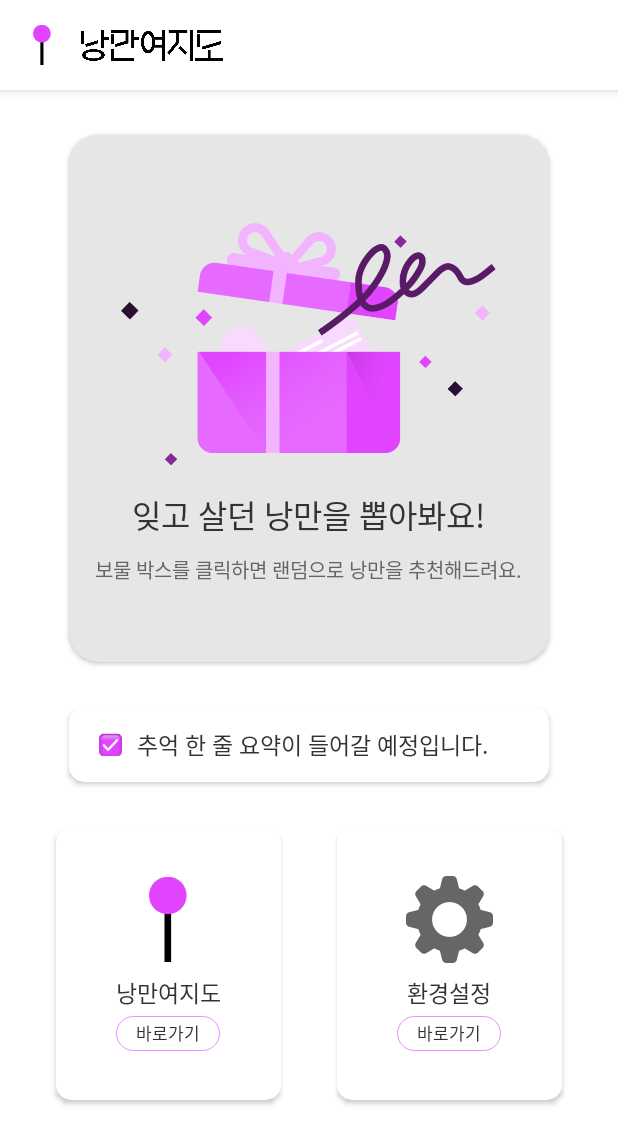
After one commit to Romantic-Yeojido/frontend, an Android app: the layout fragment_home.xml on its own in the app's theme, with its tools: preview values and no code run, on a phone screen of 412 x 824 dp. The commit adds this screen. Shown: the top 1144 px of the screen. Run offline under Robolectric (Android 15) with nearby library versions, the phone set to English and light mode, and no system bars.

Commit message:
Feat : 홈 화면 UI 구현 (#4)

```diff
--- /dev/null
+++ b/app/src/main/res/drawable/outline_round.xml
@@ -0,0 +1,8 @@
+<!-- res/drawable/outline_round.xml -->
+<shape xmlns:android="http://schemas.android.com/apk/res/android">
+    <solid android:color="@android:color/transparent" />
+    <corners android:radius="20dp" />
+    <stroke
+        android:color="@color/P300"
+    android:width="0.5dp" />
+</shape>
--- /dev/null
+++ b/app/src/main/res/layout/fragment_home.xml
@@ -0,0 +1,264 @@
+<?xml version="1.0" encoding="utf-8"?>
+
+<androidx.constraintlayout.widget.ConstraintLayout
+    xmlns:android="http://schemas.android.com/apk/res/android"
+    xmlns:app="http://schemas.android.com/apk/res-auto"
+    android:layout_width="match_parent"
+    android:layout_height="match_parent"
+    android:background="@color/G000">
+
+    <!-- 상단 바 -->
+    <androidx.constraintlayout.widget.ConstraintLayout
+        android:id="@+id/topBar"
+        android:layout_width="match_parent"
+        android:layout_height="60dp"
+        app:layout_constraintTop_toTopOf="parent"
+        android:elevation="4dp"
+        android:background="@color/G000"
+        android:outlineProvider="background">
+
+        <!-- 심볼 -->
+        <ImageView
+            android:id="@+id/homeSymbol"
+            android:layout_width="12.21dp"
+            android:layout_height="28dp"
+            android:src="@drawable/ic_symbol"
+            android:layout_marginStart="22dp"
+            app:layout_constraintTop_toTopOf="parent"
+            app:layout_constraintBottom_toBottomOf="parent"
+            app:layout_constraintStart_toStartOf="parent"
+            app:layout_constraintEnd_toStartOf="@id/homeLogotype"/>
+
+        <!-- 로고 -->
+        <ImageView
+            android:id="@+id/homeLogotype"
+            android:layout_width="94.89dp"
+            android:layout_height="20.71dp"
+            android:src="@drawable/ic_logotype"
+            android:layout_marginStart="20dp"
+            app:layout_constraintStart_toEndOf="@id/homeSymbol"
+            app:layout_constraintTop_toTopOf="parent"
+            app:layout_constraintBottom_toBottomOf="parent"/>
+    </androidx.constraintlayout.widget.ConstraintLayout>
+
+    <!-- 보물 박스 카드뷰 -->
+    <androidx.cardview.widget.CardView
+        android:id="@+id/treasureBoxCard"
+        android:layout_width="320dp"
+        android:layout_height="351dp"
+        app:cardCornerRadius="20dp"
+        android:gravity="center"
+        app:layout_constraintTop_toBottomOf="@id/topBar"
+        android:layout_marginTop="30dp"
+        app:layout_constraintStart_toStartOf="parent"
+        app:layout_constraintEnd_toEndOf="parent"
+        android:clickable="true"
+        android:focusable="true"
+        app:cardBackgroundColor="@color/G100"
+        app:strokeColor="@color/G200"
+        android:elevation="0dp"
+        app:strokeWidth="1dp">
+
+        <!-- 카드 내용 -->
+        <LinearLayout
+            android:layout_width="match_parent"
+            android:layout_height="match_parent"
+            android:orientation="vertical"
+            android:gravity="center"
+            android:padding="16dp">
+
+            <!-- 보물 박스 이미지 -->
+            <ImageView
+                android:id="@+id/treasureBoxIv"
+                android:layout_width="250.09dp"
+                android:layout_height="170.32dp"
+                android:src="@drawable/ic_treasure_box" />
+
+            <!-- 보물 박스 텍스트 -->
+            <TextView
+                android:id="@+id/treasureBoxTvMain"
+                android:text="@string/treasureBoxMain"
+                android:layout_width="wrap_content"
+                android:layout_height="wrap_content"
+                android:layout_marginTop="16dp"
+                android:textSize="21sp"
+                android:textColor="@color/G800"
+                android:fontFamily="@font/pretendard_bold" />
+
+            <!-- 설명 텍스트 -->
+            <TextView
+                android:id="@+id/treasureBoxTvSub"
+                android:text="@string/treasureBoxSub"
+                android:layout_width="wrap_content"
+                android:layout_height="wrap_content"
+                android:layout_marginTop="10dp"
+                android:textSize="13sp"
+                android:textColor="@color/G600"
+                android:fontFamily="@font/pretendard_medium" />
+        </LinearLayout>
+    </androidx.cardview.widget.CardView>
+
+    <!-- 추억 요약 카드뷰 -->
+    <androidx.cardview.widget.CardView
+        android:id="@+id/memorySummary"
+        android:layout_width="320dp"
+        android:layout_height="50dp"
+        app:cardCornerRadius="10dp"
+        android:gravity="center"
+        app:layout_constraintTop_toBottomOf="@id/treasureBoxCard"
+        android:layout_marginTop="30dp"
+        app:layout_constraintStart_toStartOf="parent"
+        app:layout_constraintEnd_toEndOf="parent"
+        android:clickable="true"
+        android:focusable="true"
+        app:cardBackgroundColor="@color/G000"
+        app:strokeColor="@color/G200"
+        android:elevation="0dp"
+        app:strokeWidth="1dp">
+
+        <androidx.constraintlayout.widget.ConstraintLayout
+            android:layout_width="320dp"
+            android:layout_height="50dp"
+            app:layout_constraintTop_toTopOf="parent">
+
+            <!-- 체크박스 이미지 -->
+            <ImageView
+                android:id="@+id/checkbox"
+                android:layout_width="15dp"
+                android:layout_height="15dp"
+                android:src="@drawable/ic_checkbox"
+                app:layout_constraintTop_toTopOf="parent"
+                app:layout_constraintBottom_toBottomOf="parent"
+                app:layout_constraintStart_toStartOf="parent"
+                android:layout_marginStart="20dp" />
+
+            <!-- 추억 한 줄 요약 -->
+            <TextView
+                android:id="@+id/memorySummaryTv"
+                android:layout_width="wrap_content"
+                android:layout_height="wrap_content"
+                android:text="@string/memorySummary"
+                android:fontFamily="@font/pretendard_medium"
+                android:textColor="@color/G800"
+                android:textSize="15sp"
+                app:layout_constraintStart_toEndOf="@id/checkbox"
+                app:layout_constraintTop_toTopOf="parent"
+                app:layout_constraintBottom_toBottomOf="parent"
+                android:layout_marginStart="10dp" />
+        </androidx.constraintlayout.widget.ConstraintLayout>
+
+
+    </androidx.cardview.widget.CardView>
+
+    <!-- 낭만여지도 카드뷰 -->
+    <androidx.cardview.widget.CardView
+        android:id="@+id/mapCard"
+        android:layout_width="150dp"
+        android:layout_height="182dp"
+        app:cardCornerRadius="10dp"
+        app:layout_constraintTop_toBottomOf="@id/memorySummary"
+        app:layout_constraintStart_toStartOf="parent"
+        app:layout_constraintEnd_toStartOf="@id/settingCard"
+        android:layout_marginTop="30dp"
+        app:layout_constraintEnd_toEndOf="parent"
+        android:clickable="true"
+        android:focusable="true"
+        app:cardBackgroundColor="@color/G000"
+        app:strokeColor="@color/G200"
+        android:elevation="0dp"
+        app:strokeWidth="1dp">
+
+        <!-- 카드 내용 -->
+        <LinearLayout
+            android:layout_width="match_parent"
+            android:layout_height="match_parent"
+            android:orientation="vertical"
+            android:gravity="center"
+            android:padding="16dp">
+
+            <ImageView
+                android:layout_width="25.28dp"
+                android:layout_height="58dp"
+                android:src="@drawable/ic_symbol" />
+
+            <TextView
+                android:id="@+id/mapCardName"
+                android:layout_width="wrap_content"
+                android:layout_height="wrap_content"
+                android:text="@string/mapCardName"
+                android:fontFamily="@font/pretendard_bold"
+                android:textColor="@color/G800"
+                android:textSize="15sp"
+                android:layout_marginTop="8dp" />
+
+            <TextView
+                android:id="@+id/mapCardShortcut"
+                android:layout_width="69dp"
+                android:layout_height="23dp"
+                android:text="@string/mapCardShortcut"
+                android:textColor="@color/G800"
+                android:textSize="11sp"
+                android:layout_marginTop="4dp"
+                android:background="@drawable/outline_round"
+                android:gravity="center"
+                />
+
+        </LinearLayout>
+    </androidx.cardview.widget.CardView>
+
+    <!-- 환경설정 카드뷰 -->
+    <androidx.cardview.widget.CardView
+        android:id="@+id/settingCard"
+        android:layout_width="150dp"
+        android:layout_height="182dp"
+        app:cardCornerRadius="10dp"
+        app:layout_constraintTop_toBottomOf="@id/memorySummary"
+        app:layout_constraintStart_toEndOf="@id/mapCard"
+        android:layout_marginTop="30dp"
+        app:layout_constraintEnd_toEndOf="parent"
+        android:clickable="true"
+        android:focusable="true"
+        app:cardBackgroundColor="@color/G000"
+        app:strokeColor="@color/G200"
+        android:elevation="0dp"
+        app:strokeWidth="1dp">
+
+        <!-- 카드 내용 -->
+        <LinearLayout
+            android:layout_width="match_parent"
+            android:layout_height="match_parent"
+            android:orientation="vertical"
+            android:gravity="center"
+            android:padding="16dp">
+
+            <ImageView
+                android:layout_width="58dp"
+                android:layout_height="58dp"
+                android:src="@drawable/ic_setting" />
+
+            <TextView
+                android:id="@+id/settingCardName"
+                android:layout_width="wrap_content"
+                android:layout_height="wrap_content"
+                android:text="@string/settingCardName"
+                android:fontFamily="@font/pretendard_bold"
+                android:textColor="@color/G800"
+                android:textSize="15sp"
+                android:layout_marginTop="8dp" />
+
+            <TextView
+                android:id="@+id/settingCardShortcut"
+                android:layout_width="69dp"
+                android:layout_height="23dp"
+                android:text="@string/settingCardShortcut"
+                android:textColor="@color/G800"
+                android:textSize="11sp"
+                android:layout_marginTop="4dp"
+                android:background="@drawable/outline_round"
+                android:gravity="center"
+                />
+
+        </LinearLayout>
+    </androidx.cardview.widget.CardView>
+
+</androidx.constraintlayout.widget.ConstraintLayout>
--- a/app/src/main/res/values/strings.xml
+++ b/app/src/main/res/values/strings.xml
@@ -7,5 +7,13 @@
     <string name="tvPopupTitle">낭만여지도</string>>
     <string name="tvPopupDate">낭만여지도</string>>
     <string name="tvPopupDescription">낭만여지도</string>>
+    <string name="treasureBoxMain">잊고 살던 낭만을 뽑아봐요!</string>>
+    <string name="treasureBoxSub">보물 박스를 클릭하면 랜덤으로 낭만을 추천해드려요.</string>>
+    <string name="memorySummary">추억 한 줄 요약이 들어갈 예정입니다.</string>>
+    <string name="mapCardName">낭만여지도</string>>
+    <string name="mapCardShortcut">바로가기</string>>
+    <string name="settingCardName">환경설정</string>>
+    <string name="settingCardShortcut">바로가기</string>>
+
 
 </resources>
```
Also changed, not shown: app/src/main/res/drawable/ic_checkbox.png (added), app/src/main/res/drawable/ic_logotype.png (added), app/src/main/res/drawable/ic_setting.png (added), app/src/main/res/drawable/ic_treasure_box.png (added).
